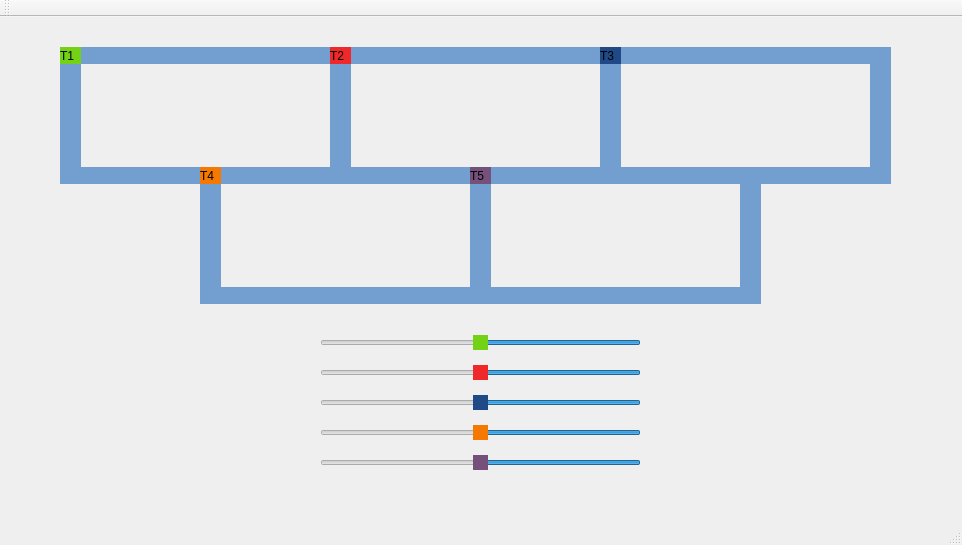
Before: the Qt Designer form codigo/mainwindow.ui in antonio-higino/trabalho_trens, drawn with Qt 5.
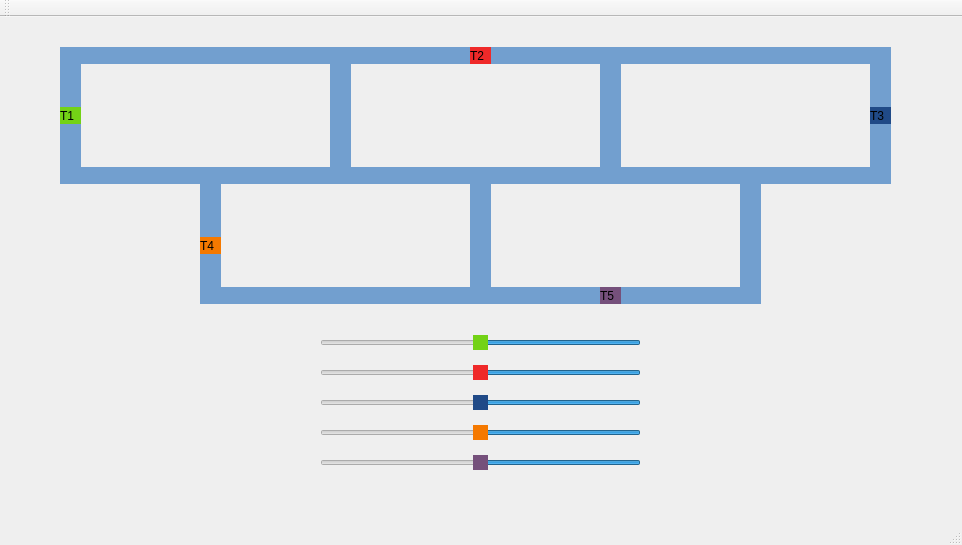
After: the same form once the commit is applied.

Commit message: alteração das coordenadas iniciais

The edit to the form file:
```diff
--- a/codigo/mainwindow.ui
+++ b/codigo/mainwindow.ui
@@ -18,7 +18,7 @@
     <property name="geometry">
      <rect>
       <x>60</x>
-      <y>30</y>
+      <y>90</y>
       <width>21</width>
       <height>17</height>
      </rect>
@@ -145,7 +145,7 @@
    <widget class="QLabel" name="label_trem2">
     <property name="geometry">
      <rect>
-      <x>330</x>
+      <x>470</x>
       <y>30</y>
       <width>21</width>
       <height>17</height>
@@ -161,8 +161,8 @@
    <widget class="QLabel" name="label_trem3">
     <property name="geometry">
      <rect>
-      <x>600</x>
-      <y>30</y>
+      <x>870</x>
+      <y>90</y>
       <width>21</width>
       <height>17</height>
      </rect>
@@ -306,7 +306,7 @@
     <property name="geometry">
      <rect>
       <x>200</x>
-      <y>150</y>
+      <y>220</y>
       <width>21</width>
       <height>17</height>
      </rect>
@@ -321,8 +321,8 @@
    <widget class="QLabel" name="label_trem5">
     <property name="geometry">
      <rect>
-      <x>470</x>
-      <y>150</y>
+      <x>600</x>
+      <y>270</y>
       <width>21</width>
       <height>17</height>
      </rect>
```
The commit also changes 2 other files.
